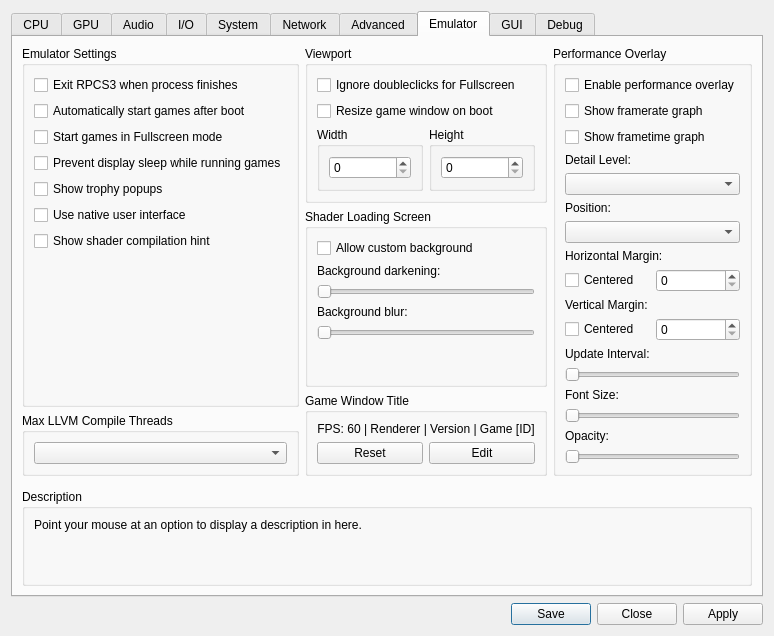
First picture: the form in rpcs3/rpcs3qt/settings_dialog.ui, repository RPCS3/rpcs3, before the edit.
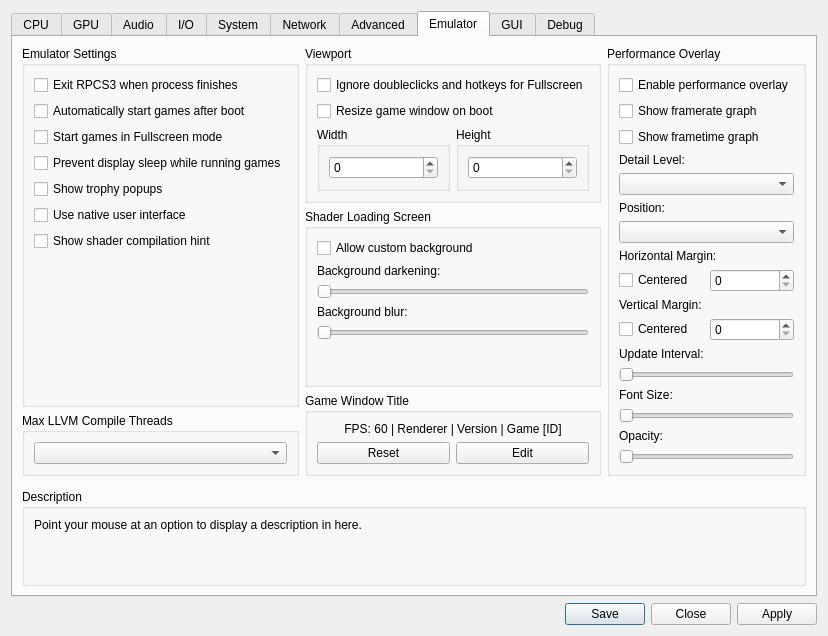
Second picture: the form after the edit. The open tabs and pages were chosen to show the change. Icons and pictures are not drawn.

Commit message: Qt: Extend disable_mouse to affect more hotkeys

Diff of the .ui file:
```diff
--- a/rpcs3/rpcs3qt/settings_dialog.ui
+++ b/rpcs3/rpcs3qt/settings_dialog.ui
@@ -2334,7 +2334,7 @@
               <item>
                <widget class="QCheckBox" name="gs_disableMouse">
                 <property name="text">
-                 <string>Ignore doubleclicks for Fullscreen</string>
+                 <string>Ignore doubleclicks and hotkeys for Fullscreen</string>
                 </property>
                </widget>
               </item>
```
Left out of the diff: 2 changed lines with no effect on the pictures. The commit also changes 5 other files.
